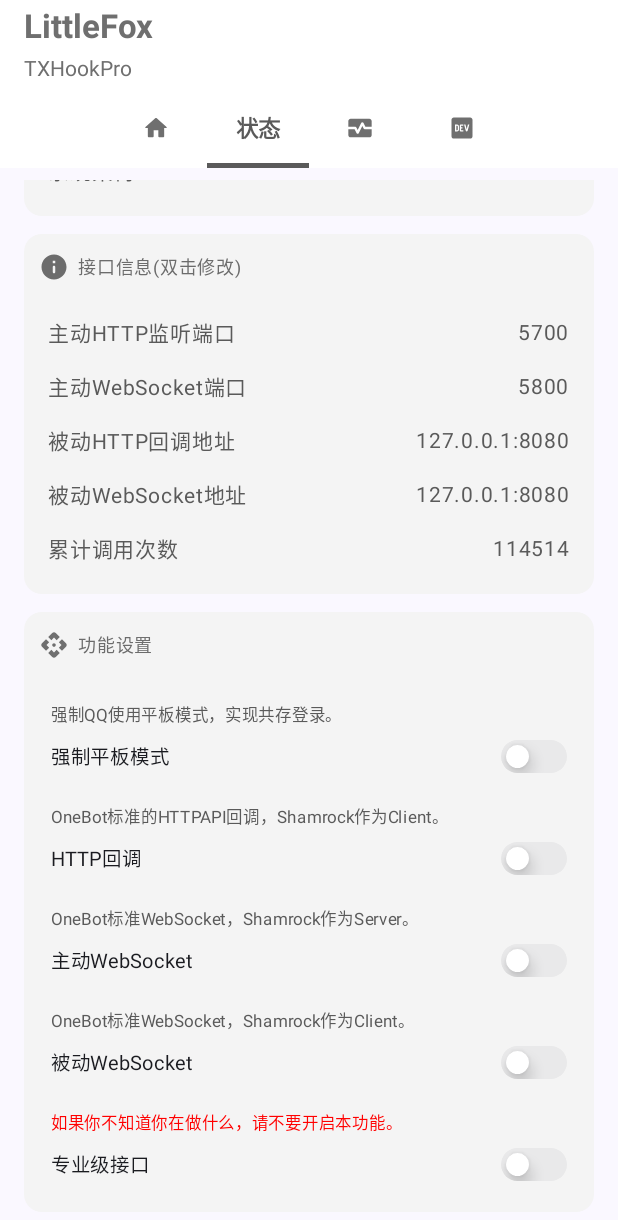
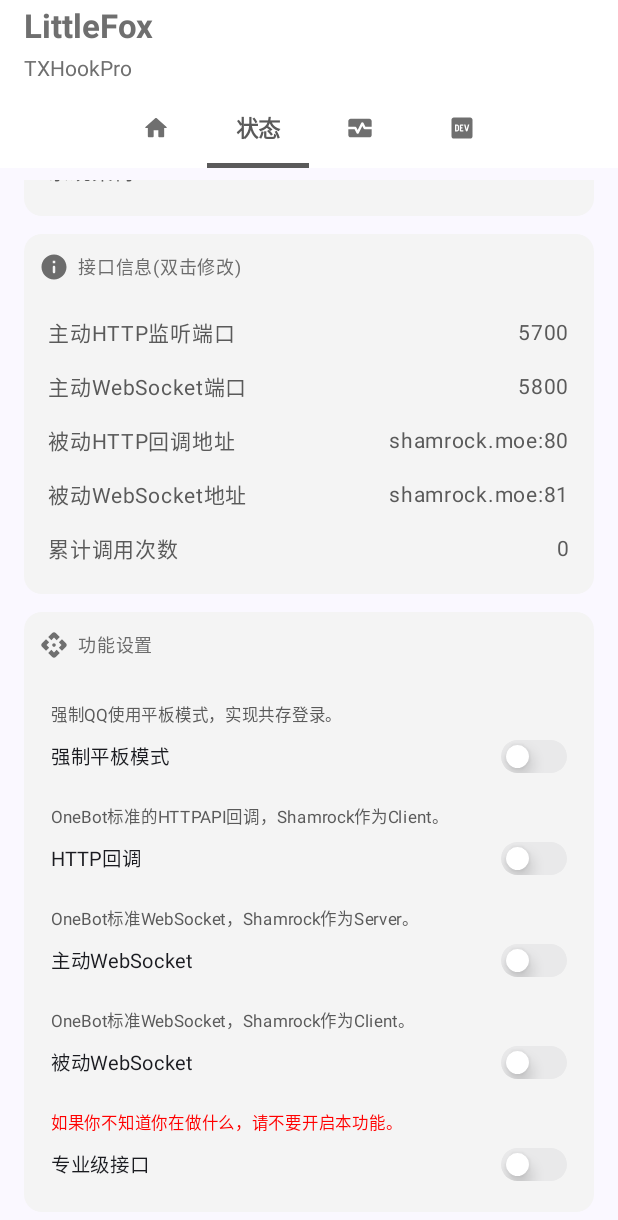
Before and after one commit to XiaoMiku01/Shamrock, an Android app built with Jetpack Compose: the screen it shows after launch (MainActivity), tab 2 chosen, scrolled down 260 dp, on a phone screen of 412 x 824 dp. Shown: the top 1220 px of the screen. Run offline under Robolectric (Android 15) with nearby library versions, the phone set to English and light mode, and no system bars; our stand-ins replace accompanist; pictures from the network do not load; 3 statements that could not run were skipped.

Commit message:
完成配置页修改交互

```diff
--- a/app/src/main/java/moe/fuqiuluo/shamrock/MainActivity.kt
+++ b/app/src/main/java/moe/fuqiuluo/shamrock/MainActivity.kt
@@ -137,6 +137,8 @@
             mutableStateOf("测试昵称")
         }
     }
+
+    AppRuntime.requestCount = remember { mutableIntStateOf(0) }
 
     @Suppress("LocalVariableName") val LocalString = LocalString
     LaunchedEffect(isFined.value) {
--- a/app/src/main/java/moe/fuqiuluo/shamrock/ui/app/AppRuntime.kt
+++ b/app/src/main/java/moe/fuqiuluo/shamrock/ui/app/AppRuntime.kt
@@ -15,6 +15,8 @@
     lateinit var state: RuntimeState
 
     lateinit var logger: Logger
+
+    lateinit var requestCount: MutableIntState
 
     object AccountInfo {
         lateinit var uin: MutableState<String>
@@ -44,7 +46,7 @@
     val coreCode: MutableIntState,
     val coreName: MutableState<String>
 ) {
-    val attrMap = mutableMapOf<String, String>()
+
 }
 
 enum class Level(
--- a/app/src/main/java/moe/fuqiuluo/shamrock/ui/fragment/DashboardFragment.kt
+++ b/app/src/main/java/moe/fuqiuluo/shamrock/ui/fragment/DashboardFragment.kt
@@ -57,6 +57,7 @@
 import moe.fuqiuluo.shamrock.ui.theme.TabSelectedColor
 import moe.fuqiuluo.shamrock.ui.theme.TabUnSelectedColor
 import moe.fuqiuluo.shamrock.ui.tools.InputDialog
+import moe.fuqiuluo.shamrock.ui.tools.toast
 
 
 @Composable
@@ -114,9 +115,6 @@
                 hint = "请输入端口号",
                 keyboardType = KeyboardType.Number,
                 errorText = "端口范围应在0~65565",
-                confirm = {
-
-                }
             ) {
                 it.isNotBlank() && it.toInt() in 0 .. 65565
             }
@@ -124,27 +122,110 @@
                 title = "主动HTTP监听端口",
                 content = port.value
             ) {
-                dialogPortInputState.show()
+                dialogPortInputState.show(
+                    confirm = {
+                        val newPort = port.value.toInt()
+                        preferences.edit { putInt("port", newPort) }
+                        scope.toast(ctx, "重启QQ生效")
+                        AppRuntime.log("设置主动HTTP监听端口为$newPort，重启QQ生效。")
+                    },
+                    cancel = {
+                        scope.toast(ctx, "取消修改")
+                    }
+                )
+            }
+
+            val wsPort = remember { mutableStateOf(preferences.getInt("ws_port", 5800).toString()) }
+            val dialogWsPortInputState = InputDialog(
+                openDialog = remember { mutableStateOf(false) },
+                title = "主动WebSocket端口",
+                desc = "端口范围在0~65565，请确保可用。",
+                isError = remember { mutableStateOf(false) },
+                text = wsPort,
+                hint = "请输入端口号",
+                keyboardType = KeyboardType.Number,
+                errorText = "端口范围应在0~65565",
+            ) {
+                it.isNotBlank() && it.toInt() in 0 .. 65565
+            }
+            InfoItem(
+                title = "主动WebSocket端口",
+                content = wsPort.value
+            ) {
+                dialogWsPortInputState.show(
+                    confirm = {
+                        val newPort = wsPort.value.toInt()
+                        preferences.edit { putInt("ws_port", newPort) }
+                        scope.toast(ctx, "重启QQ生效")
+                        AppRuntime.log("设置主动WebSocket监听端口为$newPort，重启QQ生效。")
+                    },
+                    cancel = {
+                        scope.toast(ctx, "取消修改")
+                    }
+                )
+            }
+
+            val webHookAddress = remember { mutableStateOf(preferences.getString("http_addr", "shamrock.moe:80")!!) }
+            val dialogWebHookAddressInputState = InputDialog(
+                openDialog = remember { mutableStateOf(false) },
+                title = "回调HTTP地址",
+                desc = "无需携带’http://‘，例如：shamrock.moe:80。",
+                isError = remember { mutableStateOf(false) },
+                text = webHookAddress,
+                hint = "shamrock.moe:80",
+                keyboardType = KeyboardType.Text,
+                errorText = "输入的地址不合法",
+            ) {
+                it.isNotBlank() && !it.startsWith("http://") && !it.startsWith("https://") && !it.startsWith("ws://")
+            }
+            InfoItem(
+                title = "被动HTTP回调地址",
+                content = webHookAddress.value
+            ) {
+                dialogWebHookAddressInputState.show(
+                    confirm = {
+                        preferences.edit { putString("http_addr", webHookAddress.value) }
+                        scope.toast(ctx, "重启QQ生效")
+                        AppRuntime.log("设置回调HTTP地址为[${webHookAddress.value}]，重启QQ生效。")
+                    },
+                    cancel = {
+                        scope.toast(ctx, "取消修改")
+                    }
+                )
+            }
+
+            val wsAddress = remember { mutableStateOf(preferences.getString("ws_addr", "shamrock.moe:81")!!) }
+            val dialogWsAddressInputState = InputDialog(
+                openDialog = remember { mutableStateOf(false) },
+                title = "被动WebSocket地址",
+                desc = "无需携带‘ws://’，例如：shamrock.moe:81。",
+                isError = remember { mutableStateOf(false) },
+                text = wsAddress,
+                hint = "shamrock.moe:81",
+                keyboardType = KeyboardType.Text,
+                errorText = "输入的地址不合法",
+            ) {
+                it.isNotBlank() && !it.startsWith("http://") && !it.startsWith("https://") && !it.startsWith("ws://")
+            }
+            InfoItem(
+                title = "被动WebSocket地址",
+                content = wsAddress.value
+            ) {
+                dialogWsAddressInputState.show(
+                    confirm = {
+                        preferences.edit { putString("ws_addr", wsAddress.value) }
+                        scope.toast(ctx, "重启QQ生效")
+                        AppRuntime.log("设置被动WebSocket服务端地址为[${wsAddress.value}]，重启QQ生效。")
+                    },
+                    cancel = {
+                        scope.toast(ctx, "取消修改")
+                    }
+                )
             }
 
             InfoItem(
-                title = "主动WebSocket端口",
-                content = "5800"
-            )
-
-            InfoItem(
-                title = "被动HTTP回调地址",
-                content = "127.0.0.1:8080"
-            )
-
-            InfoItem(
-                title = "被动WebSocket地址",
-                content = "127.0.0.1:8080"
-            )
-
-            InfoItem(
                 title = "累计调用次数",
-                content = "114514"
+                content = AppRuntime.requestCount.intValue.toString()
             )
         }
     }
@@ -176,7 +257,7 @@
                 isSwitch = preferences.getBoolean("tablet", false)
             ) {
                 preferences.edit { putBoolean("tablet", it) }
-                scope.launch { Toast.makeText(ctx, "重启QQ生效", Toast.LENGTH_SHORT).show() }
+                scope.toast(ctx, "重启QQ生效")
             }
 
             Function(
@@ -185,10 +266,8 @@
                 descColor = TabSelectedColor,
                 isSwitch = !preferences.getString("webhook", "").isNullOrBlank()
             ) {
-
-                //preferences.edit { putBoolean("webhook", it) }
-                scope.launch { Toast.makeText(ctx, "重启QQ生效", Toast.LENGTH_SHORT).show() }
-
+                preferences.edit { putBoolean("webhook", it) }
+                scope.toast(ctx, "重启QQ生效")
             }
 
             Function(
@@ -198,18 +277,17 @@
                 isSwitch = preferences.getBoolean("ws", false)
             ) {
                 preferences.edit { putBoolean("ws", it) }
-                scope.launch { Toast.makeText(ctx, "重启QQ生效", Toast.LENGTH_SHORT).show() }
-
+                scope.toast(ctx, "重启QQ生效")
             }
 
             Function(
                 title = "被动WebSocket",
                 desc = "OneBot标准WebSocket，Shamrock作为Client。",
                 descColor = TabSelectedColor,
-                isSwitch = !preferences.getString("ws_api", "").isNullOrBlank()
+                isSwitch = preferences.getBoolean("ws_client", false)
             ) {
-
-                scope.launch { Toast.makeText(ctx, "重启QQ生效", Toast.LENGTH_SHORT).show() }
+                preferences.edit { putBoolean("ws_client", it) }
+                scope.toast(ctx, "重启QQ生效")
 
             }
 
@@ -220,7 +298,7 @@
                 isSwitch = preferences.getBoolean("pro_api", false)
             ) {
                 preferences.edit { putBoolean("pro_api", it) }
-                scope.launch { Toast.makeText(ctx, "重启QQ生效", Toast.LENGTH_SHORT).show() }
+                scope.toast(ctx, "重启QQ生效")
                 AppRuntime.log("专业级API = $it", Level.WARN)
             }
         }
--- a/app/src/main/java/moe/fuqiuluo/shamrock/ui/fragment/LabFragment.kt
+++ b/app/src/main/java/moe/fuqiuluo/shamrock/ui/fragment/LabFragment.kt
@@ -27,6 +27,7 @@
 import moe.fuqiuluo.shamrock.ui.theme.LocalString
 import moe.fuqiuluo.shamrock.ui.theme.TabUnSelectedColor
 import moe.fuqiuluo.shamrock.ui.tools.NoticeTextDialog
+import moe.fuqiuluo.shamrock.ui.tools.toast
 
 @Composable
 fun LabFragment() {
@@ -72,7 +73,7 @@
                         isSwitch = preferences.getBoolean("2B", false)
                     ) {
                         preferences.edit { putBoolean("2B", it) }
-                        scope.launch { Toast.makeText(ctx, "重启生效哦~", Toast.LENGTH_SHORT).show() }
+                        scope.toast(ctx, "重启生效哦！")
                     }
                 }
             }
@@ -96,7 +97,7 @@
                         isSwitch = preferences.getBoolean("auto_clear", false)
                     ) {
                         preferences.edit { putBoolean("auto_clear", it) }
-                        scope.launch { Toast.makeText(ctx, "重启QQ生效", Toast.LENGTH_SHORT).show() }
+                        scope.toast(ctx, "重启QQ生效")
                     }
                 }
 
--- a/app/src/main/java/moe/fuqiuluo/shamrock/ui/tools/dialogs.kt
+++ b/app/src/main/java/moe/fuqiuluo/shamrock/ui/tools/dialogs.kt
@@ -31,10 +31,18 @@
 data class InputDialogState(
     val isOpen: MutableState<Boolean>,
     val isError: MutableState<Boolean>,
+    var confirm: (() -> Unit)? = null,
+    var cancel: (() -> Unit)? = null,
 ) {
-    fun show() {
+    fun show(
+        confirm: (() -> Unit)? = null,
+        cancel: (() -> Unit)? = null,
+    ) {
+        this.confirm = confirm
+        this.cancel = cancel
         isOpen.value = true
     }
+
 }
 
 @SuppressLint("ComposableNaming")
@@ -51,17 +59,18 @@
         mutableStateOf(false)
     },
     keyboardType: KeyboardType = KeyboardType.Text,
-    confirm: (() -> Unit)? = null,
-    cancel: (() -> Unit)? = null,
     checker: ((String) -> Boolean)? = null,
 ): InputDialogState {
-    if (!openDialog.value) return InputDialogState(openDialog, isError)
+    val state = remember { InputDialogState(openDialog, isError) }
+    if (!openDialog.value) return state
 
     AlertDialog(
         shape = RoundedCornerShape(12.dp),
         onDismissRequest = {
-            openDialog.value = false
-            cancel?.invoke()
+            if(openDialog.value) {
+                openDialog.value = false
+                state.cancel?.invoke()
+            }
         },
         title = {
             Text(
@@ -104,7 +113,7 @@
                 modifier = Modifier,
                 onClick = {
                     openDialog.value = false
-                    confirm?.invoke()
+                    state.confirm?.invoke()
                 },
                 colors = ButtonDefaults.buttonColors(
                     containerColor = Color.Transparent,
@@ -130,7 +139,7 @@
         }
     )
 
-    return InputDialogState(openDialog, isError)
+    return state
 }
 
 @Composable
```
Also changed, not shown: app/src/main/java/moe/fuqiuluo/shamrock/ui/tools/toast.kt (added, +10 -0 lines).
